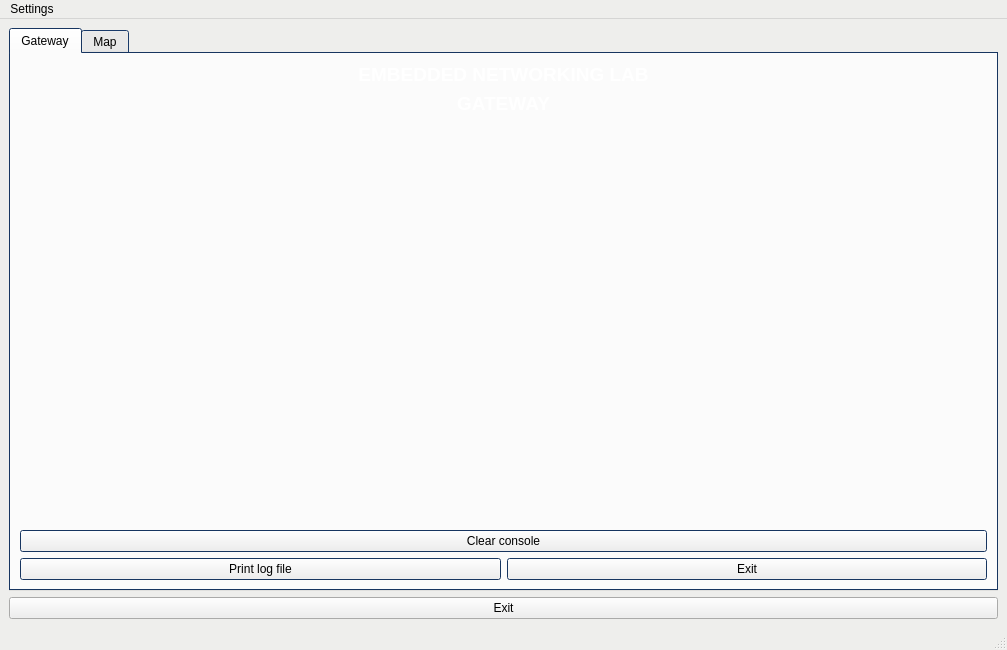
Qt form mainwindow.ui (EmNetLab411/Gateway) before a commit.
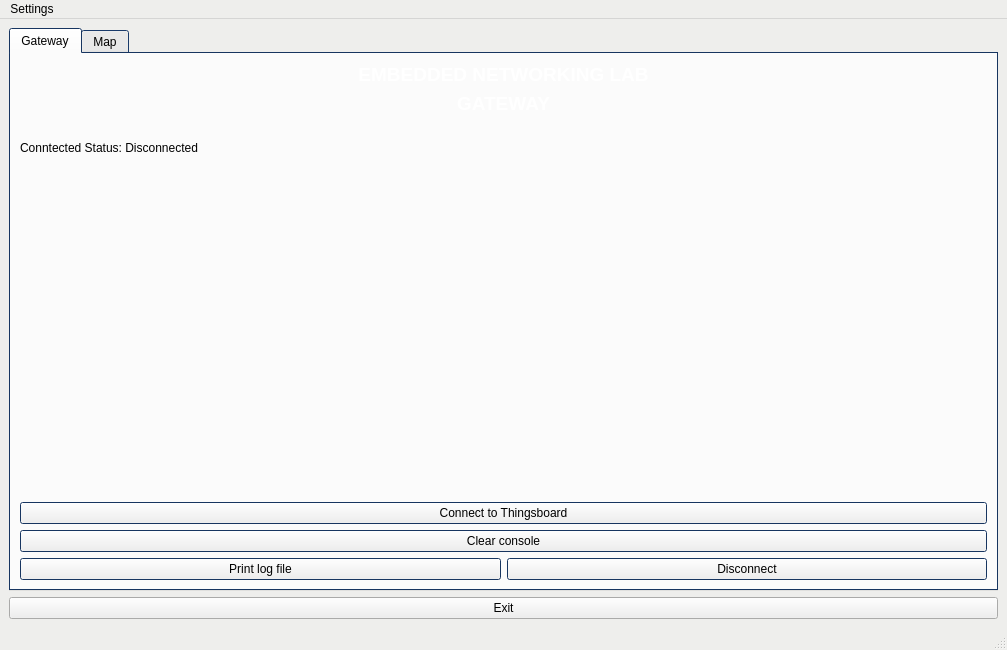
The same form after that commit.

The edit to the form file:
```diff
--- a/mainwindow.ui
+++ b/mainwindow.ui
@@ -403,6 +403,16 @@
             </property>
            </widget>
           </item>
+          <item>
+           <widget class="QLabel" name="labelConnected">
+            <property name="text">
+             <string>Conntected Status: Disconnected</string>
+            </property>
+            <property name="alignment">
+             <set>Qt::AlignLeading|Qt::AlignLeft|Qt::AlignVCenter</set>
+            </property>
+           </widget>
+          </item>
           <item>
            <spacer name="verticalSpacer">
             <property name="orientation">
@@ -416,6 +426,13 @@
             </property>
            </spacer>
           </item>
+          <item>
+           <widget class="QPushButton" name="pushButton_2">
+            <property name="text">
+             <string>Connect to Thingsboard</string>
+            </property>
+           </widget>
+          </item>
           <item>
            <layout class="QVBoxLayout" name="verticalLayout_4">
             <item>
@@ -437,7 +454,7 @@
               <item>
                <widget class="QPushButton" name="continuneButton">
                 <property name="text">
-                 <string>Exit</string>
+                 <string>Disconnect</string>
                 </property>
                </widget>
               </item>
```
